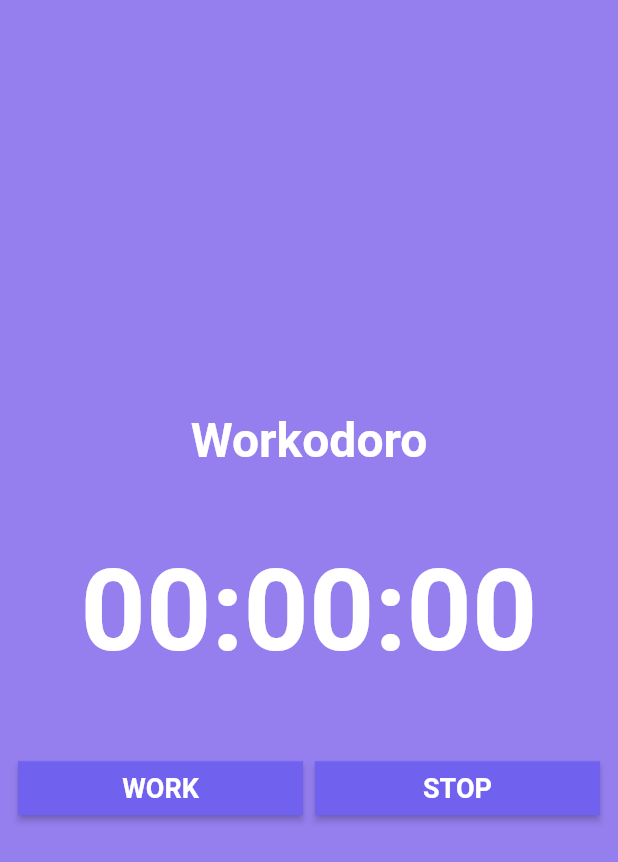
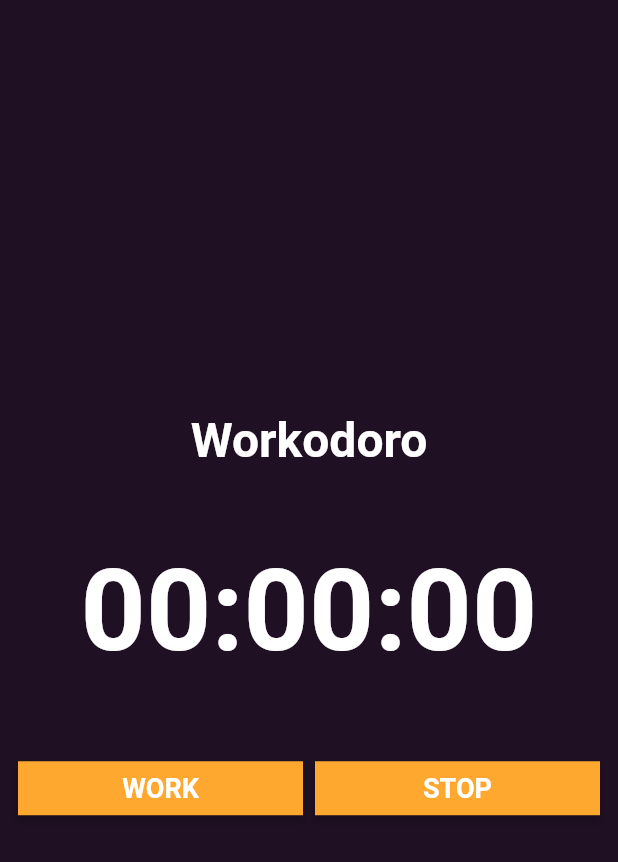
Before and after one commit to iafs32/workodoro, a Flutter app: the screen it shows after launch, on a phone screen of 412 x 824 dp. Shown: the top 862 px of the screen. Run offline on Flutter 3.47's test engine with Material 2 defaults, Android fonts, the phone set to English and light mode, and no system bars.

Commit message:
Cambiar los colores

```diff
--- a/lib/page/timer_page.dart
+++ b/lib/page/timer_page.dart
@@ -16,7 +16,7 @@ class _TimerPageState extends State<TimerPage> {
   @override
   Widget build(BuildContext context) {
     return Scaffold(
-      backgroundColor: const Color(0xff957fef),
+      backgroundColor: const Color(0xff1F1023),
       body: SafeArea(
         child: Padding(
           padding: const EdgeInsets.all(12),
@@ -47,7 +47,7 @@ class _TimerPageState extends State<TimerPage> {
                   Expanded(
                     child: RawMaterialButton(
                       onPressed: (() {}),
-                      fillColor: const Color(0xff7161EF),
+                      fillColor: const Color(0xffFEA82F),
                       shape: const RoundedRectangleBorder(),
                       child: const Text(
                         'WORK',
@@ -63,7 +63,7 @@ class _TimerPageState extends State<TimerPage> {
                   Expanded(
                     child: RawMaterialButton(
                       onPressed: (() {}),
-                      fillColor: const Color(0xff7161EF),
+                      fillColor: const Color(0xffFEA82F),
                       shape: const RoundedRectangleBorder(),
                       child: const Text(
                         'STOP',
```
